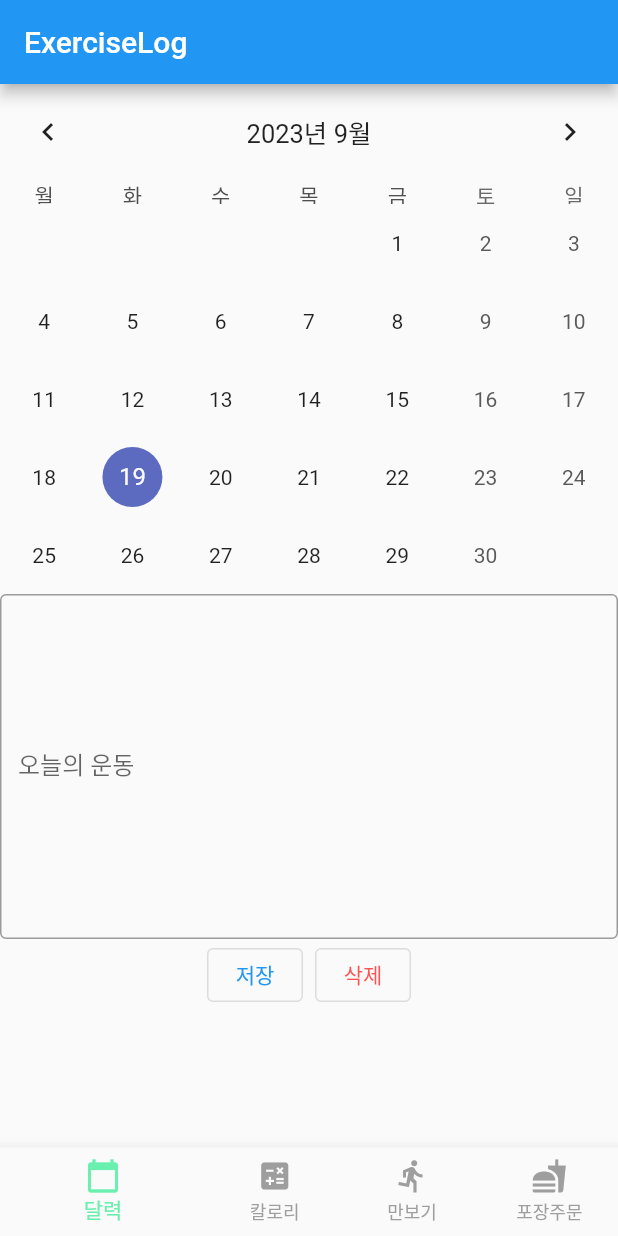
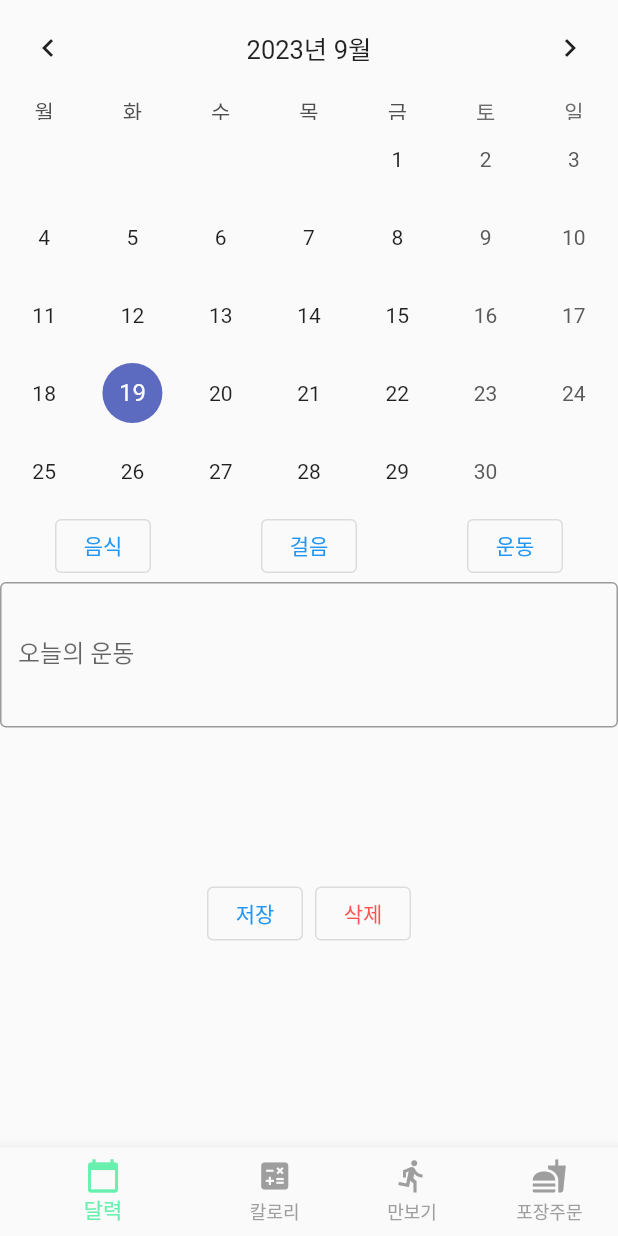
Before and after one commit to exerciseLog/exercise, a Flutter app: the screen it shows after launch, on a phone screen of 412 x 824 dp. Run offline on Flutter 3.47's test engine with Material 2 defaults, Android fonts, the phone set to English and light mode, and no system bars; drawn by our look-alikes of table_calendar; our stand-ins replace drift, elegant_notification, fluttertoast, get_it, infinite_scroll_pagination, sensors_plus and 1 more; missing offline and left inert: flutter_cupertino_datetime_picker, home_widget; accounts and stored records are empty; generated files the repository leaves out were written again.

Commit message:
다양한 기록용 버튼 추가

```diff
--- /dev/null
+++ b/lib/model/enum/memo_type.dart
@@ -0,0 +1 @@
+enum MemoType { ateFood, walk, exercise }
--- a/lib/screens/calendar_memo.dart
+++ b/lib/screens/calendar_memo.dart
@@ -94,14 +94,31 @@ class _CalendarMemoState extends State<CalendarMemo> {
               _focusedDay = focusedDay;
             },
           ),
+          Row(
+            mainAxisAlignment: MainAxisAlignment.spaceAround,
+            children: [
+              memoTypeButton("음식"),
+              memoTypeButton("걸음"),
+              memoTypeButton("운동"),
+            ],
+          ),
           TextField(
             focusNode: memoTextFocus,
             decoration: const InputDecoration(
               border: OutlineInputBorder(),
               labelText: '오늘의 운동',
             ),
-            maxLines: 10,
+            maxLines: 3,
             controller: _memoController,
+          ),
+          SizedBox(
+            height: 100,
+            child: ListView.builder(itemBuilder: (context, index) {
+              const ExpansionTile(
+                title: Text("타이틀"),
+                children: [Text("하위")],
+              );
+            }),
           ),
           Row(
             mainAxisAlignment: MainAxisAlignment.center,
@@ -123,6 +140,10 @@ class _CalendarMemoState extends State<CalendarMemo> {
         ],
       ),
     );
+  }
+
+  Widget memoTypeButton(String value) {
+    return OutlinedButton(onPressed: () {}, child: Text(value));
   }
 
   bool isExerciseDay(DateTime day) {
--- a/lib/screens/home_screen.dart
+++ b/lib/screens/home_screen.dart
@@ -32,7 +32,7 @@ class _HomeScreenState extends State<HomeScreen> {
   @override
   Widget build(BuildContext context) {
     return Scaffold(
-      appBar: AppBar(title: const Text("ExerciseLog")),
+      appBar: null,
       body: _widgetOptions[_selectedIndex],
       bottomNavigationBar: BottomNavigationBar(
           items: const <BottomNavigationBarItem>[
```
